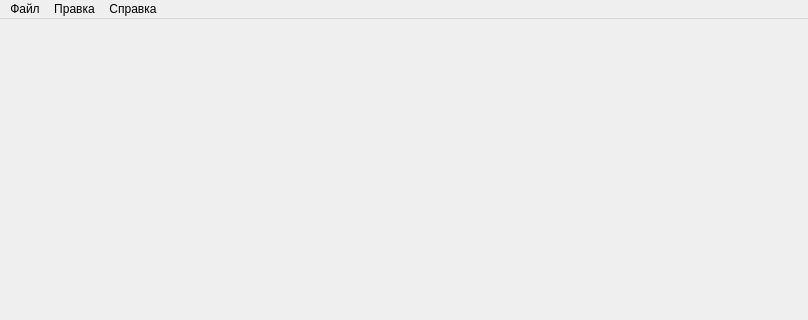
MrModez/TSP_Project, file forms/TSP_MainWindow.ui: the form before one commit; both pictures show x 0 to 808 and y 0 to 320 of the 808 by 701 pixel window.
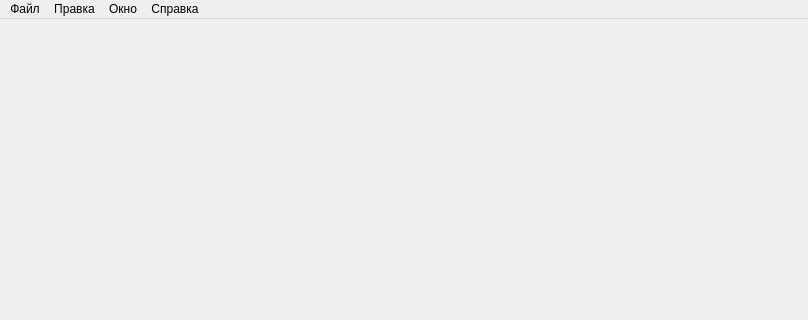
The form after the commit.

Commit message: Added switchable widget modes

What changed in the file:
```diff
--- a/forms/TSP_MainWindow.ui
+++ b/forms/TSP_MainWindow.ui
@@ -64,8 +64,16 @@
     </property>
     <addaction name="actionAbout"/>
    </widget>
+   <widget class="QMenu" name="menuWindow">
+    <property name="title">
+     <string>Окно</string>
+    </property>
+    <addaction name="actionSolver"/>
+    <addaction name="actionExpert"/>
+   </widget>
    <addaction name="menuFile"/>
    <addaction name="menuEdit"/>
+   <addaction name="menuWindow"/>
    <addaction name="menuHelp"/>
   </widget>
   <widget class="QStatusBar" name="statusBar"/>
```
Left out of the diff: 19 changed lines with no effect on the pictures. The commit also changes 6 other files.
